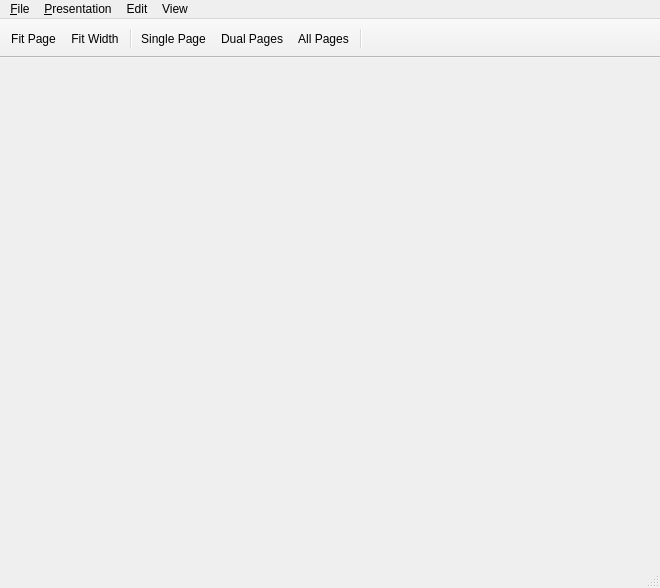
Qt form src-qt5/desktop-utils/lumina-pdf/mainUI.ui (lumina-desktop/lumina) before a commit.
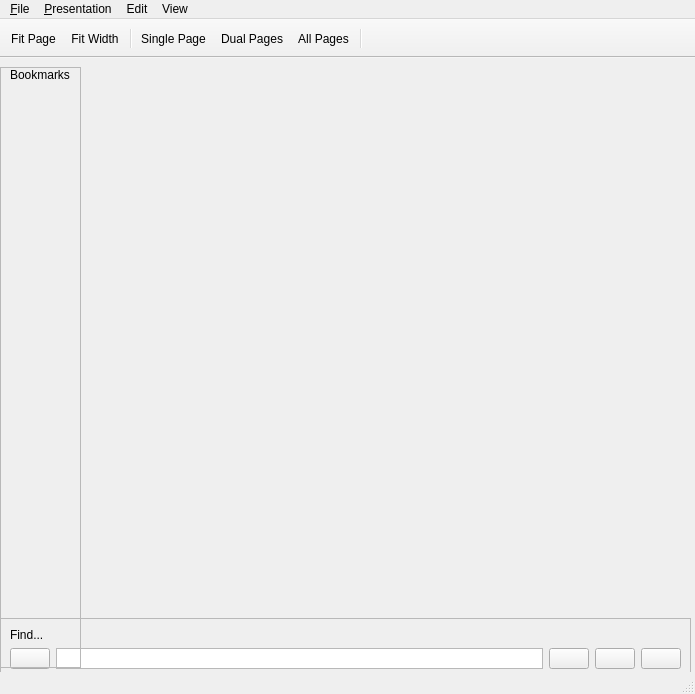
The same form after that commit.

```diff
--- a/src-qt5/desktop-utils/lumina-pdf/mainUI.ui
+++ b/src-qt5/desktop-utils/lumina-pdf/mainUI.ui
@@ -6,20 +6,123 @@
    <rect>
     <x>0</x>
     <y>0</y>
-    <width>660</width>
-    <height>588</height>
+    <width>695</width>
+    <height>694</height>
    </rect>
   </property>
   <property name="windowTitle">
    <string>MainWindow</string>
   </property>
-  <widget class="QWidget" name="centralwidget"/>
+  <widget class="QWidget" name="centralwidget">
+   <widget class="QFrame" name="findGroup">
+    <property name="geometry">
+     <rect>
+      <x>0</x>
+      <y>560</y>
+      <width>691</width>
+      <height>61</height>
+     </rect>
+    </property>
+    <property name="frameShape">
+     <enum>QFrame::StyledPanel</enum>
+    </property>
+    <property name="frameShadow">
+     <enum>QFrame::Raised</enum>
+    </property>
+    <layout class="QGridLayout" name="gridLayout">
+     <item row="1" column="0">
+      <layout class="QHBoxLayout" name="horizontalLayout">
+       <item>
+        <widget class="QPushButton" name="closeFind">
+         <property name="text">
+          <string/>
+         </property>
+        </widget>
+       </item>
+       <item>
+        <widget class="QTextEdit" name="textEdit">
+         <property name="maximumSize">
+          <size>
+           <width>16777215</width>
+           <height>24</height>
+          </size>
+         </property>
+         <property name="verticalScrollBarPolicy">
+          <enum>Qt::ScrollBarAlwaysOff</enum>
+         </property>
+         <property name="horizontalScrollBarPolicy">
+          <enum>Qt::ScrollBarAlwaysOff</enum>
+         </property>
+        </widget>
+       </item>
+       <item>
+        <widget class="QPushButton" name="findPrevB">
+         <property name="text">
+          <string/>
+         </property>
+        </widget>
+       </item>
+       <item>
+        <widget class="QPushButton" name="findNextB">
+         <property name="text">
+          <string/>
+         </property>
+        </widget>
+       </item>
+       <item>
+        <widget class="QPushButton" name="matchCase">
+         <property name="text">
+          <string/>
+         </property>
+        </widget>
+       </item>
+      </layout>
+     </item>
+     <item row="0" column="0">
+      <widget class="QLabel" name="label">
+       <property name="text">
+        <string>Find...</string>
+       </property>
+      </widget>
+     </item>
+    </layout>
+   </widget>
+   <widget class="QFrame" name="bookmarksFrame">
+    <property name="geometry">
+     <rect>
+      <x>0</x>
+      <y>9</y>
+      <width>81</width>
+      <height>601</height>
+     </rect>
+    </property>
+    <property name="frameShape">
+     <enum>QFrame::StyledPanel</enum>
+    </property>
+    <property name="frameShadow">
+     <enum>QFrame::Raised</enum>
+    </property>
+    <widget class="QLabel" name="label_2">
+     <property name="geometry">
+      <rect>
+       <x>10</x>
+       <y>0</y>
+       <width>71</width>
+       <height>16</height>
+      </rect>
+     </property>
+     <property name="text">
+      <string>Bookmarks</string>
+     </property>
+    </widget>
+   </widget>
+  </widget>
   <widget class="QMenuBar" name="menubar">
    <property name="geometry">
     <rect>
      <x>0</x>
      <y>0</y>
-     <width>660</width>
+     <width>695</width>
      <height>21</height>
     </rect>
    </property>
```
Left out of the diff: 7 changed lines with no effect on the pictures.
